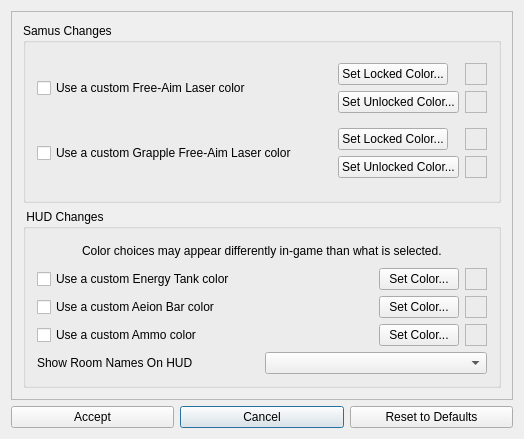
Old version of the form randovania/gui/ui_files/msr_cosmetic_patches_dialog.ui in the repository randovania/randovania.
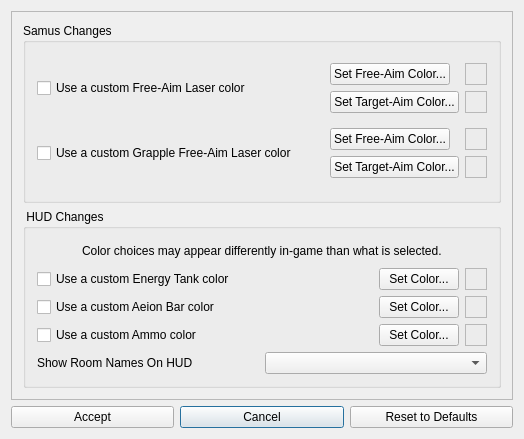
New version of the form.

Commit message: MSR: clarify cosmetic aim colors

```diff
--- a/randovania/gui/ui_files/msr_cosmetic_patches_dialog.ui
+++ b/randovania/gui/ui_files/msr_cosmetic_patches_dialog.ui
@@ -45,8 +45,8 @@
        <rect>
         <x>0</x>
         <y>0</y>
-        <width>504</width>
-        <height>392</height>
+        <width>506</width>
+        <height>442</height>
        </rect>
       </property>
       <layout class="QVBoxLayout" name="verticalLayout">
@@ -67,7 +67,7 @@
                </sizepolicy>
               </property>
               <property name="text">
-               <string>Set Locked Color...</string>
+               <string>Set Free-Aim Color...</string>
               </property>
              </widget>
             </item>
@@ -80,7 +80,7 @@
                </sizepolicy>
               </property>
               <property name="text">
-               <string>Set Unlocked Color...</string>
+               <string>Set Target-Aim Color...</string>
               </property>
              </widget>
             </item>
@@ -160,7 +160,7 @@
                </sizepolicy>
               </property>
               <property name="text">
-               <string>Set Unlocked Color...</string>
+               <string>Set Target-Aim Color...</string>
               </property>
              </widget>
             </item>
@@ -201,7 +201,7 @@
                </sizepolicy>
               </property>
               <property name="text">
-               <string>Set Locked Color...</string>
+               <string>Set Free-Aim Color...</string>
               </property>
              </widget>
             </item>
```
